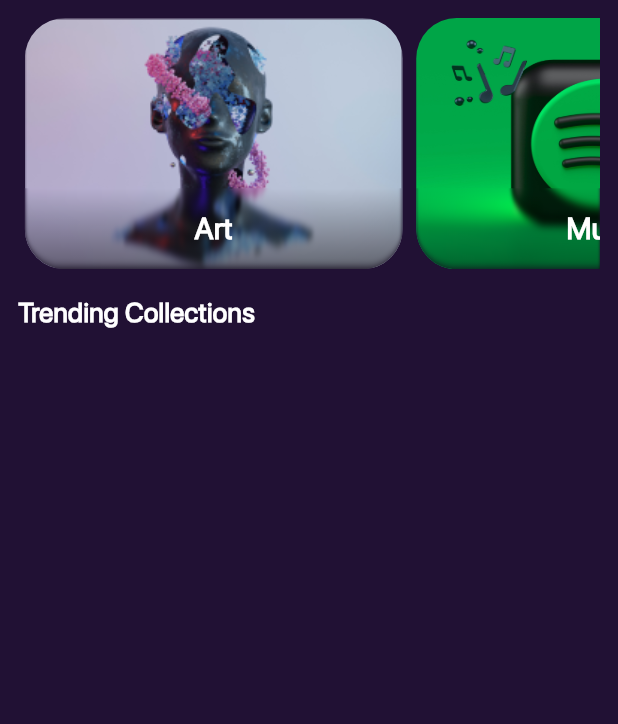
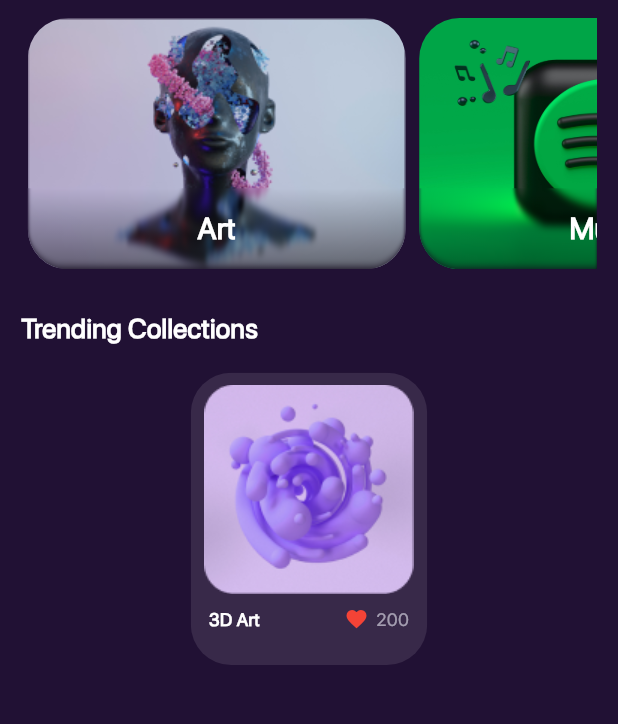
Before and after one commit to Hishamk99/mini-market-place, a Flutter app: the HomePage screen opened by its route, on a phone screen of 412 x 824 dp, the part 66-790 px from its top. Run offline on Flutter 3.47's test engine with Material 3 defaults, Android fonts, the light colour scheme and no system bars.

Commit message:
finish trending category item

```diff
--- a/lib/core/resources/styles.dart
+++ b/lib/core/resources/styles.dart
@@ -34,4 +34,11 @@ class Styles {
     fontWeight: FontWeight.w700,
   );
 
+
+ static TextStyle style12W600 = const TextStyle(
+    color: Colors.white,
+    fontSize: 12,
+    fontFamily: 'SF Pro Display',
+    fontWeight: FontWeight.w600,
+  );
 }
--- a/lib/features/home/presentation/views/home_page.dart
+++ b/lib/features/home/presentation/views/home_page.dart
@@ -4,6 +4,7 @@ import 'package:mini_nft_marketplace_app/core/resources/strings_manager.dart';
 import 'package:mini_nft_marketplace_app/core/resources/styles.dart';
 import 'package:mini_nft_marketplace_app/features/home/presentation/widgets/category_image.dart';
 import 'package:mini_nft_marketplace_app/features/home/presentation/widgets/custom_trending_collection_text.dart';
+import 'package:mini_nft_marketplace_app/features/home/presentation/widgets/trending_category.dart';
 
 class HomePage extends StatelessWidget {
   const HomePage({super.key});
@@ -23,14 +24,14 @@ class HomePage extends StatelessWidget {
             backgroundColor: Colors.transparent,
           ),
           body: const Padding(
-            padding: EdgeInsets.symmetric(horizontal: 12),
+            padding: EdgeInsets.symmetric(horizontal: 14),
             child: Column(
               children: [
                 CategoryImage(),
-                SizedBox(
-                  height: 16,
-                ),
+                SizedBox(height: 27),
                 CustomTrendingCollectionText(),
+                SizedBox(height: 16),
+                TrendingCategory(),
               ],
             ),
           ),
--- /dev/null
+++ b/lib/features/home/presentation/widgets/trending_category.dart
@@ -0,0 +1,64 @@
+import 'dart:ui';
+
+import 'package:flutter/material.dart';
+import 'package:mini_nft_marketplace_app/core/resources/styles.dart';
+
+class TrendingCategory extends StatelessWidget {
+  const TrendingCategory({super.key});
+
+  @override
+  Widget build(BuildContext context) {
+    return ClipRRect(
+      borderRadius: BorderRadius.circular(27),
+      child: BackdropFilter(
+        filter: ImageFilter.blur(
+          sigmaX: 10,
+          sigmaY: 10,
+        ),
+        child: Container(
+          color: Colors.white.withOpacity(.1),
+          width: 157.6,
+          height: 194.9,
+          child: Column(
+            children: [
+              Padding(
+                padding: const EdgeInsets.symmetric(vertical: 8),
+                child: Image.asset(
+                  'assets/images/trending1.png',
+                  width: 139.6,
+                  height: 139.6,
+                ),
+              ),
+              Padding(
+                padding: const EdgeInsets.symmetric(horizontal: 12),
+                child: Row(
+                  mainAxisAlignment: MainAxisAlignment.spaceBetween,
+                  children: [
+                    Text(
+                      '3D Art',
+                      style: Styles.style12W600,
+                    ),
+                    Row(
+                      children: [
+                        const Icon(
+                          Icons.favorite,
+                          color: Colors.red,
+                          size: 16,
+                        ),
+                        const SizedBox(width: 5),
+                        Text(
+                          '200',
+                          style: Styles.style12,
+                        ),
+                      ],
+                    ),
+                  ],
+                ),
+              ),
+            ],
+          ),
+        ),
+      ),
+    );
+  }
+}
```
Also changed, not shown: assets/images/trending1.png (added), assets/images/trending2.png (added), assets/images/trending3.png (added), lib/features/home/presentation/widgets/category_image.dart (line endings or trailing spaces).
